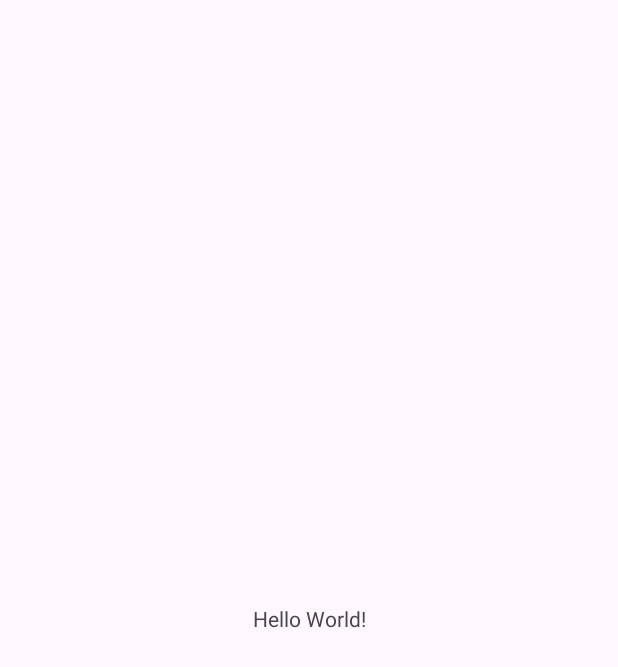
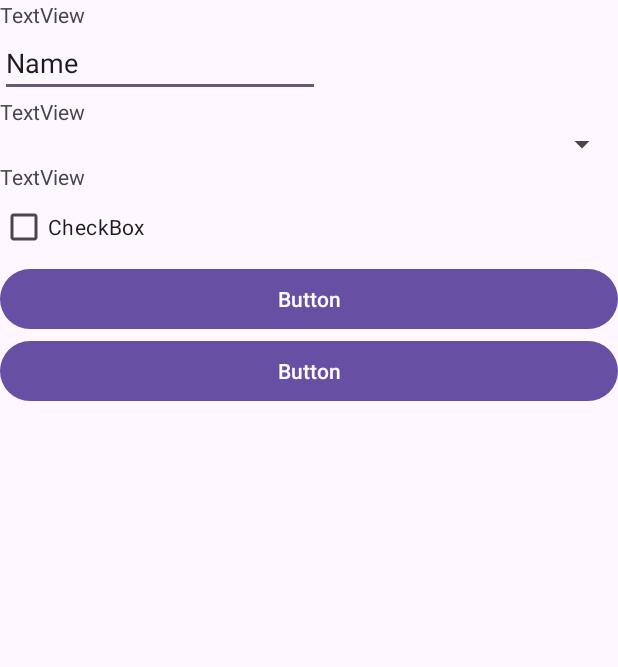
Before and after one commit to dhanuyapa/MADTutorial5, an Android app: the screen it shows after launch (MainActivity), on a phone screen of 412 x 824 dp. Before the commit the part shown is almost empty. Shown: the top 667 px of the screen. Run offline under Robolectric (Android 15) with nearby library versions, the phone set to English and light mode, and no system bars.

Commit message:
add layout

```diff
--- a/app/src/main/res/layout/activity_main.xml
+++ b/app/src/main/res/layout/activity_main.xml
@@ -6,13 +6,59 @@
     android:layout_height="match_parent"
     tools:context=".MainActivity">
 
-    <TextView
-        android:layout_width="wrap_content"
-        android:layout_height="wrap_content"
-        android:text="Hello World!"
-        app:layout_constraintBottom_toBottomOf="parent"
-        app:layout_constraintEnd_toEndOf="parent"
-        app:layout_constraintStart_toStartOf="parent"
-        app:layout_constraintTop_toTopOf="parent" />
+    <LinearLayout
+        android:layout_width="match_parent"
+        android:layout_height="match_parent"
+        android:orientation="vertical">
 
+        <TextView
+            android:id="@+id/textView"
+            android:layout_width="match_parent"
+            android:layout_height="wrap_content"
+            android:text="TextView" />
+
+        <EditText
+            android:id="@+id/editTextText"
+            android:layout_width="wrap_content"
+            android:layout_height="wrap_content"
+            android:ems="10"
+            android:inputType="text"
+            android:text="Name" />
+
+        <TextView
+            android:id="@+id/textView3"
+            android:layout_width="match_parent"
+            android:layout_height="wrap_content"
+            android:text="TextView" />
+
+        <Spinner
+            android:id="@+id/spinner"
+            android:layout_width="match_parent"
+            android:layout_height="wrap_content" />
+
+        <TextView
+            android:id="@+id/textView4"
+            android:layout_width="match_parent"
+            android:layout_height="wrap_content"
+            android:text="TextView" />
+
+        <CheckBox
+            android:id="@+id/checkBox"
+            android:layout_width="match_parent"
+            android:layout_height="wrap_content"
+            android:text="CheckBox" />
+
+        <Button
+            android:id="@+id/button"
+            android:layout_width="match_parent"
+            android:layout_height="wrap_content"
+            android:text="Button" />
+
+        <Button
+            android:id="@+id/button2"
+            android:layout_width="match_parent"
+            android:layout_height="wrap_content"
+            android:text="Button" />
+
+    </LinearLayout>
 </androidx.constraintlayout.widget.ConstraintLayout>
```
